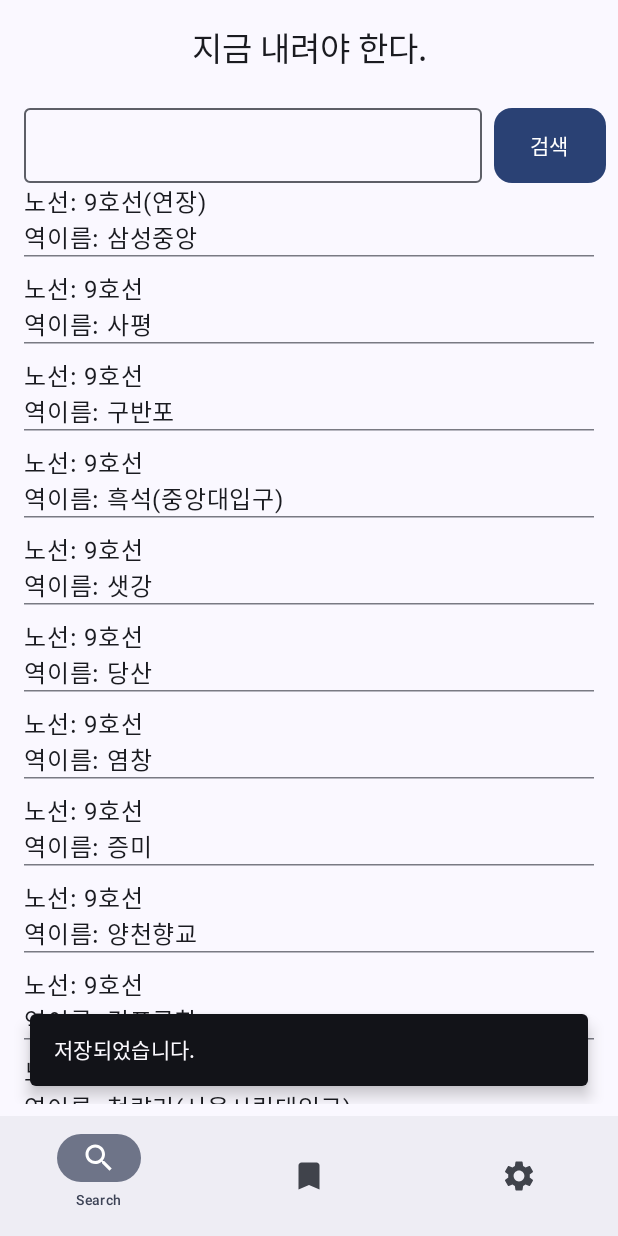
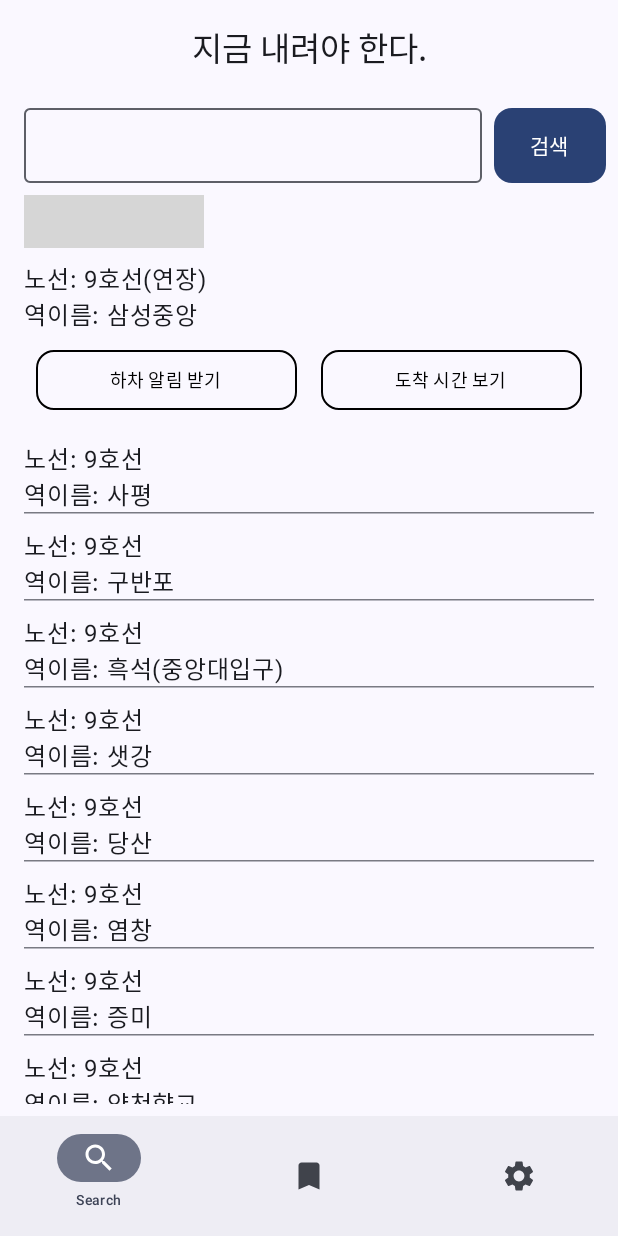
Before and after one commit to spicypunch/MetroStationAlert, an Android app built with Jetpack Compose: the screen it shows after launch (MainActivity), after a tap on an icon or button, on a phone screen of 412 x 824 dp. Run offline under Robolectric (Android 15) with nearby library versions, the light colour scheme and no system bars; our stand-ins replace AdMob, Dagger/Hilt's generated code, Room's generated code; libraries missing offline, so code that uses them is left out: com.gun0912.tedpermission, com.skydoves.orchestra; 4 statements that could not run were skipped; grey boxes are pictures that could not be loaded.

Commit message:
feature: 지하철역 선택 시 하차 알림, 열차 도착 시간 정할 수 있는 기능 추가 / 아이템 선택 시 애니메이션을 적용 / 앱 실행 시 진동 알림 제거 / 즐겨찾기 화면 디자인 수정

```diff
--- a/app/src/main/java/com/jm/metrostationalert/screen/SearchScreen.kt
+++ b/app/src/main/java/com/jm/metrostationalert/screen/SearchScreen.kt
@@ -1,5 +1,10 @@
 package com.jm.metrostationalert.screen
 
+import androidx.compose.animation.core.Spring
+import androidx.compose.animation.core.animateDpAsState
+import androidx.compose.animation.core.spring
+import androidx.compose.foundation.BorderStroke
+import androidx.compose.foundation.background
 import androidx.compose.foundation.clickable
 import androidx.compose.foundation.layout.Box
 import androidx.compose.foundation.layout.Column
@@ -8,16 +13,19 @@ import androidx.compose.foundation.layout.fillMaxSize
 import androidx.compose.foundation.layout.fillMaxWidth
 import androidx.compose.foundation.layout.height
 import androidx.compose.foundation.layout.padding
+import androidx.compose.foundation.layout.width
 import androidx.compose.foundation.lazy.LazyColumn
 import androidx.compose.foundation.lazy.items
 import androidx.compose.foundation.shape.RoundedCornerShape
 import androidx.compose.foundation.text.KeyboardActions
 import androidx.compose.foundation.text.KeyboardOptions
 import androidx.compose.material3.Button
+import androidx.compose.material3.ButtonDefaults
 import androidx.compose.material3.CenterAlignedTopAppBar
 import androidx.compose.material3.CircularProgressIndicator
 import androidx.compose.material3.ExperimentalMaterial3Api
 import androidx.compose.material3.HorizontalDivider
+import androidx.compose.material3.MaterialTheme
 import androidx.compose.material3.OutlinedTextField
 import androidx.compose.material3.Scaffold
 import androidx.compose.material3.SnackbarHost
@@ -25,51 +33,49 @@ import androidx.compose.material3.SnackbarHostState
 import androidx.compose.material3.Text
 import androidx.compose.runtime.Composable
 import androidx.compose.runtime.LaunchedEffect
+import androidx.compose.runtime.getValue
 import androidx.compose.runtime.mutableStateOf
 import androidx.compose.runtime.remember
 import androidx.compose.runtime.rememberCoroutineScope
 import androidx.compose.runtime.saveable.rememberSaveable
+import androidx.compose.runtime.setValue
 import androidx.compose.ui.Alignment
-import androidx.compose.ui.ExperimentalComposeUiApi
 import androidx.compose.ui.Modifier
+import androidx.compose.ui.graphics.Color
 import androidx.compose.ui.platform.LocalContext
 import androidx.compose.ui.platform.LocalSoftwareKeyboardController
 import androidx.compose.ui.text.input.ImeAction
+import androidx.compose.ui.text.style.TextAlign
+import androidx.compose.ui.text.style.TextOverflow
 import androidx.compose.ui.unit.dp
+import androidx.compose.ui.unit.sp
 import androidx.hilt.navigation.compose.hiltViewModel
 import com.jm.metrostationalert.ViewModel
+import com.jm.metrostationalert.data.entity.LatLngEntity
 import com.jm.metrostationalert.data.entity.SubwayStationsEntity
 import com.jm.metrostationalert.datastore.DataStore
+import com.skydoves.orchestra.spinner.Spinner
+import com.skydoves.orchestra.spinner.SpinnerProperties
 import kotlinx.coroutines.launch
 
-@OptIn(ExperimentalComposeUiApi::class, ExperimentalMaterial3Api::class)
+@OptIn(ExperimentalMaterial3Api::class)
 @Composable
 fun SearchScreen(
     viewModel: ViewModel = hiltViewModel(),
 ) {
     val context = LocalContext.current
     val dataStore = DataStore(context)
+    val snackbarHostState = remember { SnackbarHostState() }
+
     LaunchedEffect(Unit) {
         viewModel.convertSubwayData(context)
     }
 
-    val scope = rememberCoroutineScope()
     val subwayStationsResult = viewModel.subwayStations.value
-
-    val keyboardController = LocalSoftwareKeyboardController.current
-
-    val optionList = rememberSaveable {
-        listOf("지하철역", "지하철 호선")
-    }
-    val (selectdeItem, setSelectedItem) = rememberSaveable {
-        mutableStateOf("검색 유형")
-    }
-    val (content, setContent) = rememberSaveable {
-        mutableStateOf("")
-    }
 
     Scaffold(
         topBar = { CenterAlignedTopAppBar(title = { Text(text = "지금 내려야 한다.") }) },
+        snackbarHost = { SnackbarHost(snackbarHostState) }
     ) {
         Column(
             modifier = Modifier
@@ -77,31 +83,26 @@ fun SearchScreen(
                 .padding(it)
         ) {
             if (viewModel.isLoading.value) {
-                Box(modifier = Modifier.fillMaxSize(), contentAlignment = Alignment.Center) {
-                    CircularProgressIndicator()
+                CircularProgressBar()
+            } else {
+                SearchStation()
+                BannersAds()
+                SkydovesSpinner()
+                AllStationsLazyList(subwayStationsResult, snackbarHostState, dataStore)
             }
-            } else {
+        }
+    }
+}
+
+@Composable
+fun SearchStation(
+    viewModel: ViewModel = hiltViewModel(),
+) {
+    val (content, setContent) = rememberSaveable {
+        mutableStateOf("")
+    }
+    val keyboardController = LocalSoftwareKeyboardController.current
     Row {
-                    //                    Spinner(
-                    //                        text = selectdeItem,
-                    //                        modifier = Modifier
-                    //                            .background(Color.LightGray)
-                    //                            .width(80.dp)
-                    //                            .height(35.dp),
-                    //                        itemList = optionList,
-                    //                        style = MaterialTheme.typography.bodyLarge,
-                    //                        properties = SpinnerProperties(
-                    //                            color = Color.Black,
-                    //                            textAlign = TextAlign.Center,
-                    //                            overflow = TextOverflow.Ellipsis,
-                    //                            maxLines = 1,
-                    //                            spinnerPadding = 16.dp,
-                    //                            spinnerBackgroundColor = MaterialTheme.colorScheme.background,
-                    //                        ),
-                    //                        onSpinnerItemSelected = { _, item ->
-                    //                            setSelectedItem(item)
-                    //                        }
-                    //                    )
         OutlinedTextField(
             value = content, onValueChange = setContent, modifier = Modifier
                 .padding(start = 8.dp)
@@ -127,57 +128,188 @@ fun SearchScreen(
             Text(text = "검색")
         }
     }
-                BannersAds()
-                AllStationsLazyList(subwayStationsResult, dataStore)
+}
+
+@Composable
+fun SkydovesSpinner(
+    viewModel: ViewModel = hiltViewModel(),
+) {
+    val optionList = rememberSaveable {
+        listOf(
+            "9호선(연장)",
+            "9호선",
+            "1호선",
+            "의정부선",
+            "4호선",
+            "에버라인선",
+            "경의중앙선",
+            "경강선",
+            "분당선",
+            "수인선",
+            "장항선",
+            "3호선",
+            "경원선",
+            "경부선",
+            "중앙선",
+            "신분당선(연장)",
+            "신분당선",
+            "경춘선",
+            "인천2호선",
+            "2호선",
+            "인천1호선",
+            "7호선",
+            "8호선",
+            "공항철도1호선",
+            "우이신설선",
+            "일산선",
+            "6호선",
+            "5호선",
+            "안산선",
+            "경인선",
+            "과천선",
+            "7호선(인천)",
+            "진접선",
+            "서해선",
+            "김포골드라인",
+            "신림선",
+            "신분당선(연장2)"
+        )
+    }
+    Row(
+        modifier = Modifier.padding(8.dp)
+    ) {
+        val (selectdeItem, setSelectedItem) = rememberSaveable {
+            mutableStateOf("노선 선택")
+        }
+        Spinner(
+            text = selectdeItem,
+            modifier = Modifier
+                .background(Color.LightGray)
+                .width(120.dp)
+                .height(35.dp),
+            itemList = optionList,
+            style = MaterialTheme.typography.bodyLarge,
+            properties = SpinnerProperties(
+                color = Color.Black,
+                textAlign = TextAlign.Center,
+                overflow = TextOverflow.Ellipsis,
+                maxLines = 1,
+                spinnerPadding = 16.dp,
+                spinnerBackgroundColor = MaterialTheme.colorScheme.background,
+            ),
+            onSpinnerItemSelected = { _, item ->
+                setSelectedItem(item)
+                viewModel.filterLineName(item)
+            }
+        )
+    }
+}
+
+@Composable
+fun AllStationsLazyList(
+    subwayStationsResult: List<SubwayStationsEntity.SubwayStationItem>,
+    snackbarHostState: SnackbarHostState,
+    dataStore: DataStore,
+) {
+    Scaffold(
+
+    ) {
+        LazyColumn(
+            modifier = Modifier.padding(it)
+        ) {
+            items(subwayStationsResult) { item ->
+                StationItems(item = item, snackbarHostState, dataStore)
             }
         }
     }
 }
 
 @Composable
-fun AllStationsLazyList(
-    subwayStationsResult: List<SubwayStationsEntity.SubwayStationItem>,
+fun StationItems(
+    item: SubwayStationsEntity.SubwayStationItem,
+    snackbarHostState: SnackbarHostState,
     dataStore: DataStore,
+    viewModel: ViewModel = hiltViewModel(),
 ) {
     val scope = rememberCoroutineScope()
-    val snackbarHostState = remember { SnackbarHostState() }
-    Scaffold(
-        snackbarHost = { SnackbarHost(snackbarHostState) }
+    var expanded by rememberSaveable {
+        mutableStateOf(false)
+    }
+    val extraPadding by animateDpAsState(
+        targetValue = if (expanded) 8.dp else 0.dp,
+        label = "DpAnimation",
+        animationSpec = spring(
+            dampingRatio = Spring.DampingRatioHighBouncy,
+            stiffness = Spring.StiffnessLow
+        )
+    )
+    Box(
+        modifier = Modifier
+            .fillMaxWidth()
     ) {
-        LazyColumn(
-            modifier = Modifier.padding(it)
+        Column(
+            modifier = Modifier
+                .padding(horizontal = 8.dp)
+                .padding(bottom = if (expanded) extraPadding else 0.dp)
+                .clickable { expanded = !expanded }
         ) {
-            items(subwayStationsResult) { item ->
-                Box(modifier = Modifier
-                    .fillMaxWidth()
-                    .clickable {
-                        //                    viewModel.insertItem(
-                        //                        LatLngEntity(
-                        //                            latitude = item.latitude,
-                        //                            longitude = item.longitude,
-                        //                            stationName = item.stationName
-                        //                        )
-                        //                    )
-
+            Text(text = "노선: ${item.lineName}")
+            Text(text = "역이름: ${item.stationName}")
+            if (!expanded) {
+                HorizontalDivider(
+                    modifier = Modifier
+                        .height(10.dp)
+                )
+            } else {
+                Row {
+                    CornerShapeButton(
+                        text = "하차 알림 받기",
+                        modifier = Modifier
+                            .padding(8.dp)
+                            .weight(1f)
+                    ) {
                         scope.launch {
                             dataStore.saveStationName(item.stationName)
                             dataStore.saveLatitude(item.latitude)
                             dataStore.saveLongitude(item.longitude)
                             snackbarHostState.showSnackbar("저장되었습니다.")
                         }
-                    }) {
-                    Column(
-                        modifier = Modifier.padding(horizontal = 8.dp)
+                    }
+                    CornerShapeButton(
+                        text = "도착 시간 보기",
+                        modifier = Modifier
+                            .padding(8.dp)
+                            .weight(1f)
                     ) {
-                        Text(text = "노선: ${item.lineName}")
-                        Text(text = "역이름: ${item.stationName}")
-                        HorizontalDivider(
-                            modifier = Modifier
-                                .height(10.dp)
+                        viewModel.insertItem(
+                            LatLngEntity(
+                                latitude = item.latitude,
+                                longitude = item.longitude,
+                                stationName = item.stationName
                             )
+                        )
+                        scope.launch {
+                            snackbarHostState.showSnackbar("저장되었습니다.")
                         }
                     }
                 }
             }
         }
     }
+}
+
+@Composable
+fun CornerShapeButton(text: String, modifier: Modifier, onClicked: () -> Unit) {
+    Button(
+        onClick = { onClicked() },
+        colors = ButtonDefaults.buttonColors(
+            containerColor = Color.Transparent,
+            contentColor = Color.Black
+        ),
+        modifier = modifier,
+        shape = RoundedCornerShape(12.dp),
+        border = BorderStroke(1.dp, Color.Black)
+    ) {
+        Text(text = text, fontSize = 12.sp)
+    }
+}
```
Also changed, not shown: app/src/main/java/com/jm/metrostationalert/LocationService.kt (+9 -2 lines), app/src/main/java/com/jm/metrostationalert/ViewModel.kt (+6 -2 lines), app/src/main/java/com/jm/metrostationalert/screen/BookMarkScreen.kt (+38 -53 lines), app/src/main/java/com/jm/metrostationalert/screen/CircularProgressBar.kt (added, +21 -0 lines). Lines whose indentation alone changed are shown as unchanged.
